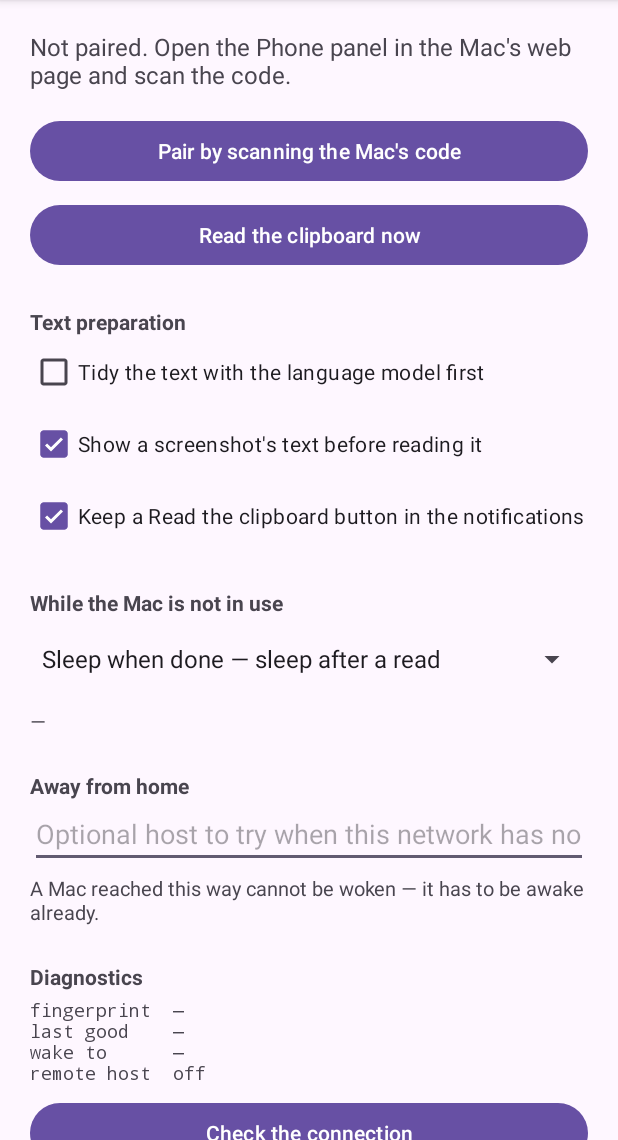
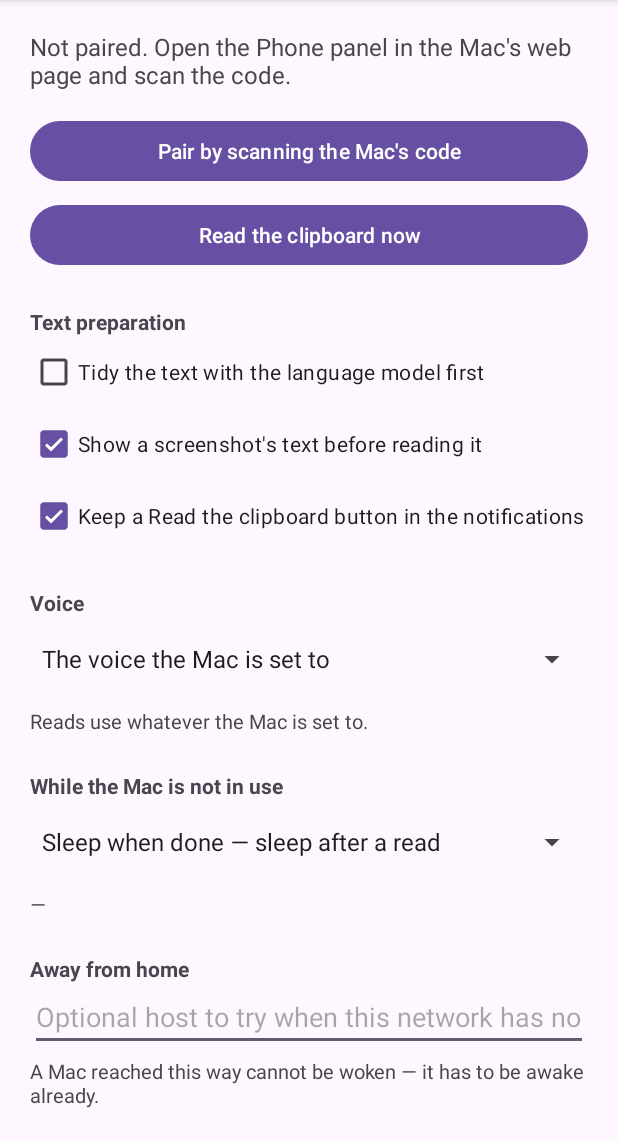
Before and after one commit to ThomasC998/local-TTS, an Android app: the screen it shows after launch (MainActivity), on a phone screen of 412 x 824 dp, the part 96-1236 px from its top. Run offline under Robolectric (Android 15) with nearby library versions, the phone set to English and light mode, and no system bars; libraries missing offline, so code that uses them is left out: com.journeyapps.barcodescanner.

Commit message:
Choose which of the Mac's voices to read in
The Mac has a library of saved voices and the phone had no say in it:
every read came back in whatever the Mac was set to. Now the settings
screen lists them and the choice sticks, so the phone can be set to one
voice while the Mac's own reads stay in another.

The list lives on the Mac, so the screen asks for it and asking can fail.
It draws from whatever it knows: the saved choice alone when the Mac is
not answering, the full library once it arrives. Opening the screen out
of range shows the voice you picked rather than an empty list that looks
like the setting was lost.

Saying nothing about the voice and saying something empty are different
things, so a phone that has not chosen one leaves the field out
altogether and the Mac decides as before. A voice deleted on the Mac
stays in the list until it is changed -- the Mac refuses that read rather
than quietly using another, and the screen says so.

Co-Authored-By: Claude Opus 5 <noreply@anthropic.com>

```diff
--- a/android/app/src/main/java/com/breezetts/read/MainActivity.kt
+++ b/android/app/src/main/java/com/breezetts/read/MainActivity.kt
@@ -36,6 +36,7 @@ class MainActivity : AppCompatActivity() {
 
     private val worker = Executors.newSingleThreadExecutor()
     private lateinit var settings: Settings
+    private var voices: List<Server.Voice> = emptyList()
 
     private val scanner = registerForActivityResult(ScanContract()) { result ->
         val contents = result?.contents
@@ -101,6 +102,7 @@ class MainActivity : AppCompatActivity() {
         }
 
         setUpPowerModes()
+        showVoices()
         refresh()
     }
 
@@ -113,6 +115,89 @@ class MainActivity : AppCompatActivity() {
     override fun onDestroy() {
         worker.shutdownNow()
         super.onDestroy()
+    }
+
+    // -- the voice --------------------------------------------------------
+    /**
+     * Which of the Mac's voices to read in.
+     *
+     * The list lives on the Mac, so this screen has to ask for it, and asking
+     * can fail -- the Mac may be asleep, or on another network. So the spinner
+     * is drawn from whatever is known right now: the saved choice on its own
+     * if that is all there is, and the full library once it arrives. Opening
+     * this screen out of range shows the voice you picked rather than an empty
+     * list that looks like the setting was lost.
+     */
+    private fun showVoices(loaded: List<Server.Voice>? = null) {
+        if (loaded != null) voices = loaded
+        val chosen = settings.voiceId
+        val known = voices.map { it.id }
+
+        // A voice chosen on this phone but no longer on the Mac stays in the
+        // list until it is changed. Dropping it silently would look like the
+        // phone had forgotten it, and the Mac will refuse that read anyway.
+        val missing = chosen.isNotBlank() && voices.isNotEmpty() && chosen !in known
+        val extra = if (missing || (chosen.isNotBlank() && voices.isEmpty())) {
+            listOf(Server.Voice(chosen, settings.voiceName.ifBlank { chosen }))
+        } else {
+            emptyList()
+        }
+        val options = extra + voices
+        val labels = listOf(MAC_CHOOSES) + options.map { it.name }
+
+        val spinner = findViewById<Spinner>(R.id.voice)
+        spinner.onItemSelectedListener = null  // redrawing is not a choice
+        spinner.adapter = ArrayAdapter(
+            this, android.R.layout.simple_spinner_dropdown_item, labels
+        )
+        val at = options.indexOfFirst { it.id == chosen }
+        spinner.setSelection(if (chosen.isBlank() || at < 0) 0 else at + 1)
+        spinner.onItemSelectedListener = object : AdapterView.OnItemSelectedListener {
+            override fun onNothingSelected(parent: AdapterView<*>?) = Unit
+            override fun onItemSelected(
+                parent: AdapterView<*>?, view: android.view.View?, position: Int, id: Long,
+            ) {
+                // A spinner reports a selection when it first lays itself out,
+                // and that report is the one the setSelection above asked for.
+                // Without this the act of showing the screen would hand the
+                // saved voice back to the Mac.
+                val picked = if (position == 0) "" else options[position - 1].id
+                if (picked == settings.voiceId) return
+                if (picked.isBlank()) {
+                    settings.clearVoice()
+                } else {
+                    settings.voiceId = picked
+                    settings.voiceName = options[position - 1].name
+                }
+                describeVoice(missingOnMac = false)
+            }
+        }
+        describeVoice(missingOnMac = missing)
+    }
+
+    private fun describeVoice(missingOnMac: Boolean) {
+        findViewById<TextView>(R.id.voiceState).text = when {
+            missingOnMac ->
+                "${settings.voiceName.ifBlank { settings.voiceId }} is no longer on " +
+                    "${settings.name}. Reads will be refused until you pick another."
+            settings.voiceId.isBlank() ->
+                "Reads use whatever ${settings.name} is set to."
+            else ->
+                "Every read from this phone asks for ${settings.voiceName}, " +
+                    "whatever ${settings.name} is set to."
+        }
+    }
+
+    /** Ask the Mac for its voice library, quietly; the screen works without it. */
+    private fun loadVoices() {
+        if (!settings.paired) return
+        val server = Server(this, settings)
+        worker.execute {
+            val found = runCatching {
+                server.voices(server.locate(wake = false))
+            }.getOrNull() ?: return@execute
+            runOnUiThread { showVoices(found) }
+        }
     }
 
     // -- the pieces -------------------------------------------------------
@@ -166,7 +251,10 @@ class MainActivity : AppCompatActivity() {
             append("\nwake to      ").append(settings.macAddresses.firstOrNull() ?: "—")
             append("\nremote host  ").append(settings.remoteHost.ifBlank { "off" })
         }
-        if (settings.paired) check(quiet = true)
+        if (settings.paired) {
+            check(quiet = true)
+            loadVoices()
+        }
     }
 
     /** Find the Mac and report exactly what happened, which is the point. */
@@ -228,6 +316,9 @@ class MainActivity : AppCompatActivity() {
     }
 
     private companion object {
+        /** The first entry in the voice list: no instruction, the old behaviour. */
+        const val MAC_CHOOSES = "The voice the Mac is set to"
+
         val MODE_VALUES = listOf("off", "keep_on", "sleep_when_done")
         val MODE_LABELS = listOf(
             "Leave the Mac's own settings alone",
--- a/android/app/src/main/java/com/breezetts/read/Settings.kt
+++ b/android/app/src/main/java/com/breezetts/read/Settings.kt
@@ -63,6 +63,32 @@ class Settings(context: Context) {
         get() = prefs.getString(REMOTE, "") ?: ""
         set(value) = prefs.edit().putString(REMOTE, value.trim()).apply()
 
+    /**
+     * A voice on the Mac to read in, instead of the one the Mac is set to.
+     *
+     * Empty means "whatever the Mac would have chosen", which is what this
+     * phone asked for before the setting existed and is still the default. The
+     * id is what the Mac understands; the name is kept beside it only so the
+     * screen can say which voice is chosen without asking the Mac first --
+     * useful precisely when the Mac is not answering.
+     *
+     * A voice deleted on the Mac leaves an id here that no longer resolves.
+     * The Mac refuses that read rather than quietly reading in another voice,
+     * and the settings screen says so the next time it manages to ask.
+     */
+    var voiceId: String
+        get() = prefs.getString(VOICE, "") ?: ""
+        set(value) = prefs.edit().putString(VOICE, value.trim()).apply()
+
+    var voiceName: String
+        get() = prefs.getString(VOICE_NAME, "") ?: ""
+        set(value) = prefs.edit().putString(VOICE_NAME, value).apply()
+
+    /** Forget the chosen voice and go back to the Mac's own. */
+    fun clearVoice() {
+        prefs.edit().remove(VOICE).remove(VOICE_NAME).apply()
+    }
+
     var useLlm: Boolean
         get() = prefs.getBoolean(LLM, false)
         set(value) = prefs.edit().putBoolean(LLM, value).apply()
@@ -112,6 +138,8 @@ class Settings(context: Context) {
         const val MACS = "macs"
         const val LAST_HOST = "lastGoodHost"
         const val REMOTE = "remoteHost"
+        const val VOICE = "voiceId"
+        const val VOICE_NAME = "voiceName"
         const val LLM = "useLlm"
         const val CONFIRM = "confirmScreenshots"
         const val NOTIFY = "showNotification"
--- a/android/app/src/main/res/layout/activity_main.xml
+++ b/android/app/src/main/res/layout/activity_main.xml
@@ -57,6 +57,27 @@
             android:layout_height="wrap_content"
             android:checked="true"
             android:text="Keep a Read the clipboard button in the notifications" />
+
+        <TextView
+            android:layout_width="match_parent"
+            android:layout_height="wrap_content"
+            android:layout_marginTop="24dp"
+            android:textStyle="bold"
+            android:text="Voice" />
+
+        <Spinner
+            android:id="@+id/voice"
+            android:layout_width="match_parent"
+            android:layout_height="wrap_content"
+            android:layout_marginTop="4dp" />
+
+        <TextView
+            android:id="@+id/voiceState"
+            android:layout_width="match_parent"
+            android:layout_height="wrap_content"
+            android:layout_marginTop="8dp"
+            android:textSize="13sp"
+            android:text="—" />
 
         <TextView
             android:layout_width="match_parent"
```
Also changed, not shown: android/app/src/main/java/com/breezetts/read/Server.kt (+50 -7 lines), 1 other file.
